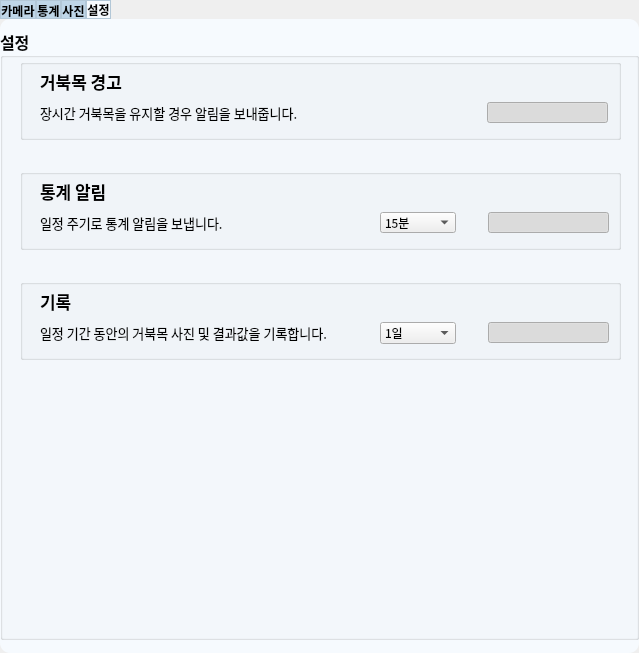
koyokr/ihunch-escape-client, file dialog.ui: the form before one commit.
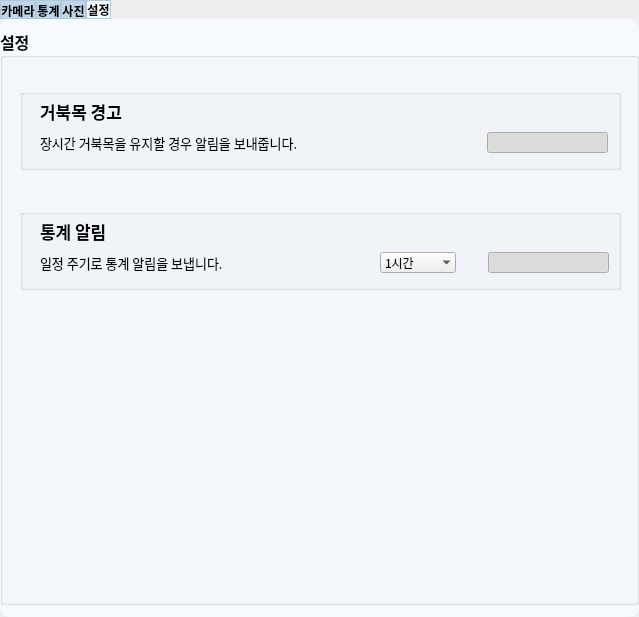
The form after the commit. The open tabs and pages were chosen to show the change. Icons and pictures are not drawn.

Commit message: Prettify design, remove record setting

```diff
--- a/dialog.ui
+++ b/dialog.ui
@@ -7,19 +7,19 @@
     <x>0</x>
     <y>0</y>
     <width>639</width>
-    <height>653</height>
+    <height>617</height>
    </rect>
   </property>
   <property name="minimumSize">
    <size>
-    <width>639</width>
-    <height>653</height>
+    <width>0</width>
+    <height>0</height>
    </size>
   </property>
   <property name="maximumSize">
    <size>
-    <width>639</width>
-    <height>653</height>
+    <width>16777215</width>
+    <height>16777215</height>
    </size>
   </property>
   <property name="font">
@@ -41,13 +41,19 @@
       <x>0</x>
       <y>0</y>
       <width>639</width>
-      <height>653</height>
+      <height>617</height>
      </rect>
     </property>
+    <property name="sizePolicy">
+     <sizepolicy hsizetype="Expanding" vsizetype="Expanding">
+      <horstretch>0</horstretch>
+      <verstretch>0</verstretch>
+     </sizepolicy>
+    </property>
     <property name="minimumSize">
      <size>
-      <width>639</width>
-      <height>653</height>
+      <width>0</width>
+      <height>0</height>
      </size>
     </property>
     <property name="maximumSize">
@@ -97,9 +103,15 @@
     <property name="usesScrollButtons">
      <bool>false</bool>
     </property>
+    <property name="documentMode">
+     <bool>false</bool>
+    </property>
     <property name="tabsClosable">
      <bool>false</bool>
     </property>
+    <property name="tabBarAutoHide">
+     <bool>false</bool>
+    </property>
     <widget class="QWidget" name="cameraWidget">
      <property name="minimumSize">
       <size>
@@ -554,7 +566,7 @@
         <x>0</x>
         <y>10</y>
         <width>639</width>
-        <height>611</height>
+        <height>576</height>
        </rect>
       </property>
       <property name="font">
@@ -572,7 +584,7 @@
        <property name="geometry">
         <rect>
          <x>20</x>
-         <y>30</y>
+         <y>60</y>
          <width>601</width>
          <height>81</height>
         </rect>
@@ -654,7 +666,7 @@
        <property name="geometry">
         <rect>
          <x>20</x>
-         <y>140</y>
+         <y>180</y>
          <width>601</width>
          <height>81</height>
         </rect>
@@ -747,16 +759,15 @@
           <bold>false</bold>
          </font>
         </property>
-        <item>
-         <property name="text">
-          <string>15분</string>
-         </property>
-        </item>
-        <item>
-         <property name="text">
-          <string>30분</string>
-         </property>
-        </item>
+        <property name="styleSheet">
+         <string notr="true"/>
+        </property>
+        <property name="duplicatesEnabled">
+         <bool>false</bool>
+        </property>
+        <property name="frame">
+         <bool>false</bool>
+        </property>
         <item>
          <property name="text">
           <string>1시간</string>
@@ -769,124 +780,21 @@
         </item>
        </widget>
       </widget>
-      <widget class="QGroupBox" name="settingRecordGroup">
+      <widget class="QLabel" name="label">
        <property name="geometry">
         <rect>
-         <x>20</x>
-         <y>250</y>
+         <x>10</x>
+         <y>340</y>
          <width>601</width>
-         <height>81</height>
+         <height>161</height>
         </rect>
        </property>
-       <property name="title">
+       <property name="text">
         <string/>
        </property>
-       <widget class="QPushButton" name="settingRecordButton">
-        <property name="geometry">
-         <rect>
-          <x>468</x>
-          <y>43</y>
-          <width>121</width>
-          <height>21</height>
-         </rect>
-        </property>
-        <property name="icon">
-         <iconset>
-          <normaloff>resource/off_button.png</normaloff>
-          <normalon>resource/on_button.png</normalon>resource/off_button.png</iconset>
-        </property>
-        <property name="iconSize">
-         <size>
-          <width>131</width>
-          <height>31</height>
-         </size>
-        </property>
-        <property name="checkable">
-         <bool>true</bool>
-        </property>
-        <property name="checked">
-         <bool>true</bool>
-        </property>
-       </widget>
-       <widget class="QLabel" name="settingRecordComment">
-        <property name="geometry">
-         <rect>
-          <x>20</x>
-          <y>33</y>
-          <width>321</width>
-          <height>41</height>
-         </rect>
-        </property>
-        <property name="font">
-         <font>
-          <family>나눔바른고딕</family>
-          <pointsize>10</pointsize>
-          <weight>50</weight>
-          <bold>false</bold>
-         </font>
-        </property>
-        <property name="text">
-         <string>일정 기간 동안의 거북목 사진 및 결과값을 기록합니다.</string>
-        </property>
-       </widget>
-       <widget class="QLabel" name="settingRecordTitle">
-        <property name="geometry">
-         <rect>
-          <x>20</x>
-          <y>12</y>
-          <width>191</width>
-          <height>21</height>
-         </rect>
-        </property>
-        <property name="font">
-         <font>
-          <family>나눔바른고딕</family>
-          <pointsize>13</pointsize>
-          <weight>75</weight>
-          <bold>true</bold>
-         </font>
-        </property>
-        <property name="text">
-         <string>기록</string>
-        </property>
-       </widget>
-       <widget class="QComboBox" name="settingRecordCycle">
-        <property name="geometry">
-         <rect>
-          <x>360</x>
-          <y>43</y>
-          <width>76</width>
-          <height>22</height>
-         </rect>
-        </property>
-        <property name="font">
-         <font>
-          <pointsize>9</pointsize>
-          <weight>50</weight>
-          <bold>false</bold>
-         </font>
-        </property>
-        <item>
-         <property name="text">
-          <string>1일</string>
-         </property>
-        </item>
-        <item>
-         <property name="text">
-          <string>7일</string>
-         </property>
-        </item>
-        <item>
-         <property name="text">
-          <string>30일</string>
-         </property>
-        </item>
-        <item>
-         <property name="text">
-          <string>180일</string>
-         </property>
-        </item>
-       </widget>
+       <property name="pixmap">
+        <pixmap>resource/정보호호119.png</pixmap>
+       </property>
       </widget>
      </widget>
     </widget>
```
Left out of the diff: 77 changed lines with no effect on the pictures. The commit also changes 4 other files.
